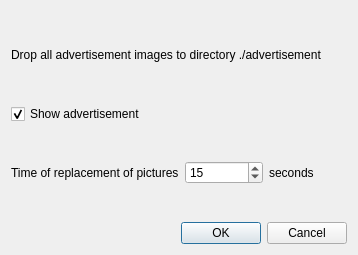
First picture: the form in PointFighting/form_advertisement_setting.ui, repository BarsukAlexey/xelarogi, before the edit.
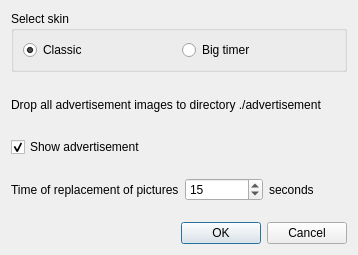
Second picture: the form after the edit.

The edit to the form file:
```diff
--- a/PointFighting/form_advertisement_setting.ui
+++ b/PointFighting/form_advertisement_setting.ui
@@ -14,27 +14,14 @@
    <string>Advertisement setting</string>
   </property>
   <layout class="QGridLayout" name="gridLayout">
-   <item row="0" column="0">
+   <item row="1" column="0">
     <widget class="QLabel" name="label">
      <property name="text">
       <string>Drop all advertisement images to directory ./advertisement</string>
      </property>
     </widget>
    </item>
-   <item row="1" column="0">
-    <widget class="QCheckBox" name="checkBox">
-     <property name="layoutDirection">
-      <enum>Qt::LeftToRight</enum>
-     </property>
-     <property name="text">
-      <string>Show advertisement</string>
-     </property>
-     <property name="checked">
-      <bool>true</bool>
-     </property>
-    </widget>
-   </item>
-   <item row="2" column="0">
+   <item row="3" column="0">
     <layout class="QHBoxLayout" name="horizontalLayout">
      <item>
       <widget class="QLabel" name="label_2">
@@ -65,13 +52,52 @@
      </item>
     </layout>
    </item>
-   <item row="3" column="0">
+   <item row="2" column="0">
+    <widget class="QCheckBox" name="checkBox">
+     <property name="layoutDirection">
+      <enum>Qt::LeftToRight</enum>
+     </property>
+     <property name="text">
+      <string>Show advertisement</string>
+     </property>
+     <property name="checked">
+      <bool>true</bool>
+     </property>
+    </widget>
+   </item>
+   <item row="4" column="0">
     <widget class="QDialogButtonBox" name="buttonBox">
      <property name="standardButtons">
       <set>QDialogButtonBox::Cancel|QDialogButtonBox::Ok</set>
      </property>
     </widget>
    </item>
+   <item row="0" column="0">
+    <widget class="QGroupBox" name="groupBox">
+     <property name="title">
+      <string>Select skin</string>
+     </property>
+     <layout class="QGridLayout" name="gridLayout_2">
+      <item row="0" column="0">
+       <widget class="QRadioButton" name="radioButtonClassic">
+        <property name="text">
+         <string>Classic</string>
+        </property>
+        <property name="checked">
+         <bool>true</bool>
+        </property>
+       </widget>
+      </item>
+      <item row="0" column="1">
+       <widget class="QRadioButton" name="radioButton_2">
+        <property name="text">
+         <string>Big timer</string>
+        </property>
+       </widget>
+      </item>
+     </layout>
+    </widget>
+   </item>
   </layout>
  </widget>
  <resources/>
```
